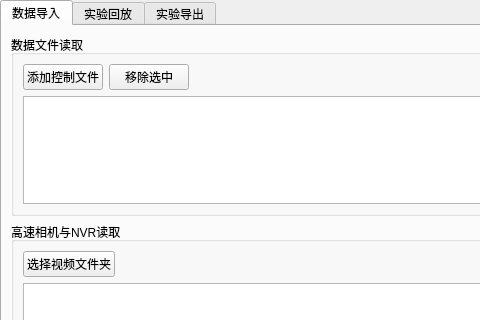
Before: the Qt Designer form mainwindow.ui in concrettojava/completeApp, drawn with Qt 5; both pictures show x 0 to 480 and y 0 to 320 of the 800 by 630 pixel window.
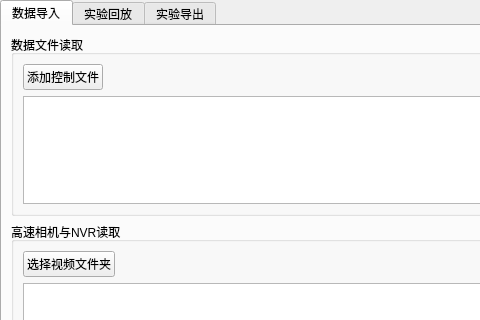
After: the same form once the commit is applied. The open tabs and pages were chosen to show the change.

Patch:
```diff
--- a/mainwindow.ui
+++ b/mainwindow.ui
@@ -52,13 +52,6 @@
                </property>
               </widget>
              </item>
-             <item>
-              <widget class="QPushButton" name="btn_remove_csv">
-               <property name="text">
-                <string>移除选中</string>
-               </property>
-              </widget>
-             </item>
              <item>
               <spacer name="csv_spacer">
                <property name="orientation">
```
Left out of the diff: 8 changed lines with no effect on the pictures.
